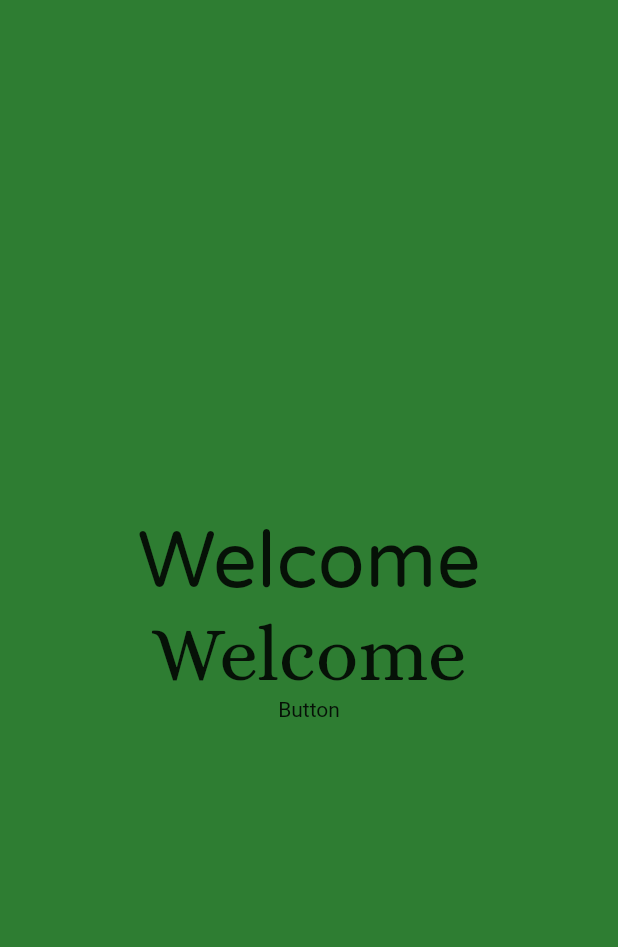
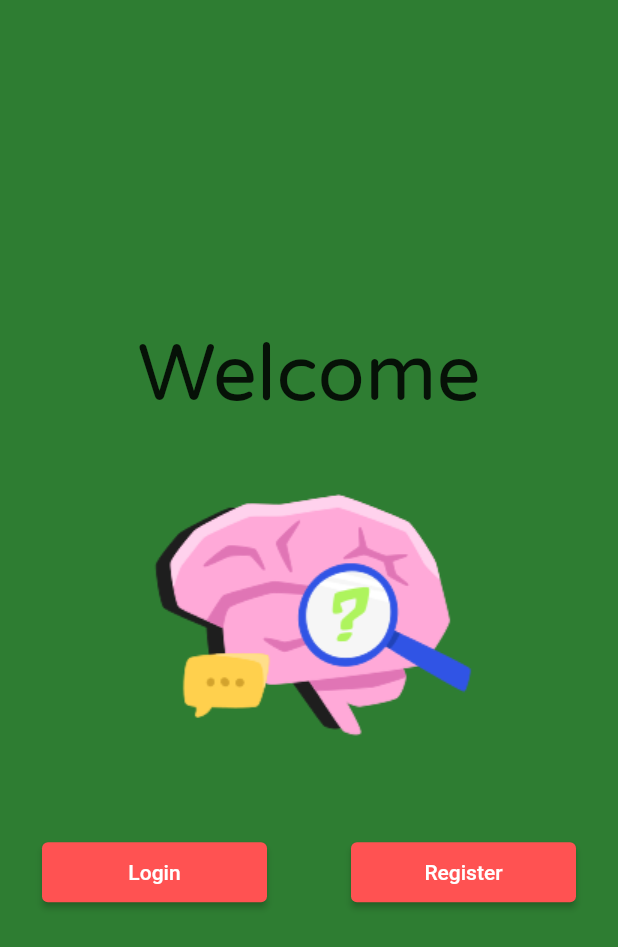
Before and after one commit to au-richard/PsycHelp, a Flutter app: the screen it shows after launch, on a phone screen of 412 x 824 dp. Shown: the top 947 px of the screen. Run offline on Flutter 3.47's test engine with Material 2 defaults, Android fonts, the phone set to English and light mode, and no system bars; our stand-ins replace animate_do.

Commit message:
set up login and register routes

```diff
--- a/lib/main.dart
+++ b/lib/main.dart
@@ -1,4 +1,7 @@
 import 'package:flutter/material.dart';
+import 'package:psych_app/pages/login.dart';
+import 'package:animate_do/animate_do.dart';
+import 'package:psych_app/pages/register.dart';
 
 void main() {
   runApp(const ThePsycHelp());
@@ -27,16 +30,67 @@ class LandingPage extends StatelessWidget {
       body: Center(
         child: Column(
           mainAxisAlignment: MainAxisAlignment.center,
-          children: const [
-            Text(
-              'Welcome',
-              style: TextStyle(fontFamily: 'VarelaRound', fontSize: 52),
+          children: [
+            FadeIn(
+              animate: true,
+              delay: Duration(milliseconds: 1000),
+              duration: Duration(seconds: 1),
+              child: const Text(
+                'Welcome',
+                style: TextStyle(fontFamily: 'VarelaRound', fontSize: 52),
+              ),
             ),
-            Text(
-              'Welcome',
-              style: TextStyle(fontFamily: 'Alice', fontSize: 52),
+            FadeIn(
+              animate: true,
+              delay: Duration(milliseconds: 1500),
+              duration: Duration(seconds: 1),
+              child: Image.asset('assets/images/psycHelp-logo.png'),
             ),
-            Text('Button'),
+            const SizedBox(height: 20.0),
+            FadeIn(
+              animate: true,
+              delay: Duration(milliseconds: 2000),
+              duration: Duration(seconds: 1),
+              child: Row(
+                mainAxisAlignment: MainAxisAlignment.spaceAround,
+                children: [
+                  ElevatedButton(
+                    onPressed: () {
+                      Navigator.of(context).push(
+                        MaterialPageRoute(
+                          builder: (BuildContext context) {
+                            return const LoginPage();
+                          },
+                        ),
+                      );
+                    },
+                    style: ElevatedButton.styleFrom(
+                      backgroundColor: Colors.redAccent,
+                      foregroundColor: Colors.white,
+                      minimumSize: const Size(150, 40),
+                    ),
+                    child: const Text('Login'),
+                  ),
+                  ElevatedButton(
+                    onPressed: () {
+                      Navigator.of(context).push(
+                        MaterialPageRoute(
+                          builder: (BuildContext context) {
+                            return const RegisterPage();
+                          },
+                        ),
+                      );
+                    },
+                    style: ElevatedButton.styleFrom(
+                      backgroundColor: Colors.redAccent,
+                      foregroundColor: Colors.white,
+                      minimumSize: const Size(150, 40),
+                    ),
+                    child: const Text('Register'),
+                  ),
+                ],
+              ),
+            ),
           ],
         ),
       ),
```
Also changed, not shown: lib/pages/login.dart (added, +16 -0 lines), lib/pages/register.dart (added, +92 -0 lines), pubspec.yaml (+5 -2 lines), assets/images/psycHelp-logo.png (added), flutter_01.png (added), pubspec.lock, 1 other file.
